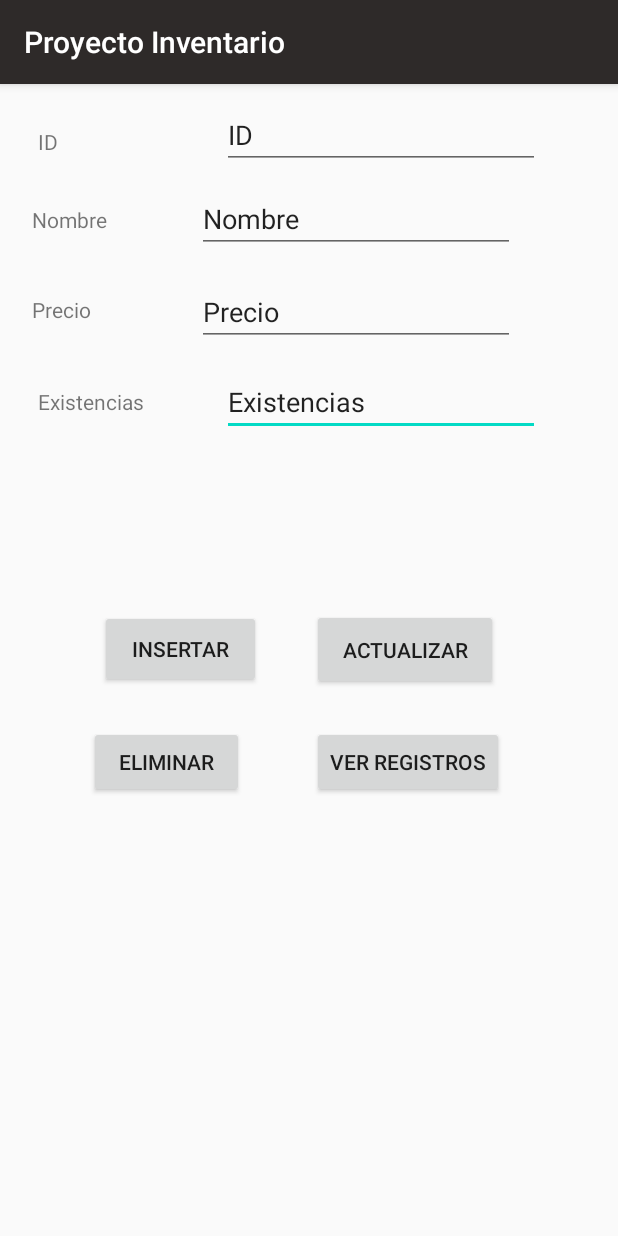
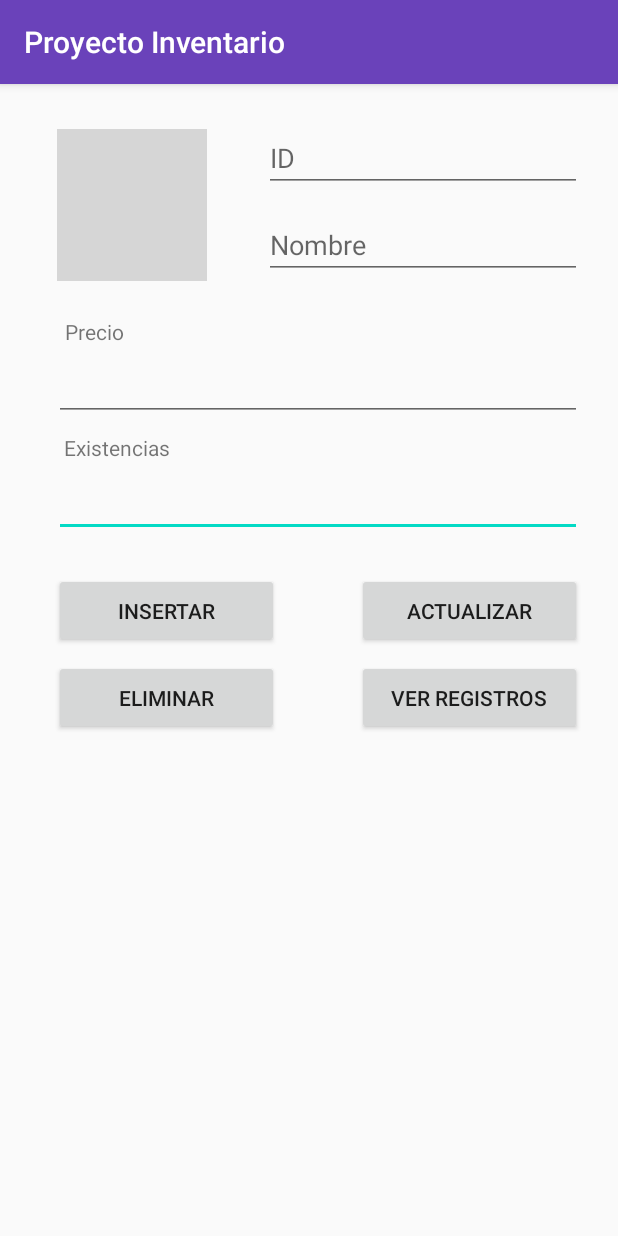
Before and after one commit to JuanGuillenMartinez/ProyectoBD, an Android app: the MainActivity screen opened directly, with no data from a screen before it, on a phone screen of 412 x 824 dp. Run offline under Robolectric (Android 15) with nearby library versions, the phone set to English and light mode, and no system bars; grey boxes are pictures that could not be loaded.

Commit message:
CRUD_Prueba Modificado

```diff
--- a/app/src/main/res/layout/activity_main.xml
+++ b/app/src/main/res/layout/activity_main.xml
@@ -8,52 +8,39 @@
 
     <EditText
         android:id="@+id/txt_existencia"
-        android:layout_width="212dp"
+        android:layout_width="match_parent"
         android:layout_height="42dp"
-        android:layout_marginEnd="52dp"
+        android:layout_marginStart="36dp"
+        android:layout_marginTop="8dp"
+        android:layout_marginEnd="24dp"
         android:ems="10"
         android:inputType="textPersonName"
-        android:text="@string/texto_existencia"
-        app:layout_constraintBottom_toBottomOf="parent"
         app:layout_constraintEnd_toEndOf="parent"
-        app:layout_constraintTop_toTopOf="parent"
-        app:layout_constraintVertical_bias="0.265" />
+        app:layout_constraintStart_toStartOf="parent"
+        app:layout_constraintTop_toBottomOf="@+id/textv_existencia" />
 
     <EditText
         android:id="@+id/txt_precio"
-        android:layout_width="212dp"
+        android:layout_width="match_parent"
         android:layout_height="42dp"
+        android:layout_marginStart="36dp"
+        android:layout_marginTop="8dp"
+        android:layout_marginEnd="24dp"
         android:ems="10"
         android:inputType="textPersonName"
-        android:text="@string/texto_precio"
-        app:layout_constraintBottom_toTopOf="@+id/txt_existencia"
         app:layout_constraintEnd_toEndOf="parent"
-        app:layout_constraintHorizontal_bias="0.658"
         app:layout_constraintStart_toStartOf="parent"
-        app:layout_constraintTop_toTopOf="parent"
-        app:layout_constraintVertical_bias="0.879" />
-
-    <TextView
-        android:id="@+id/tv_id"
-        android:layout_width="wrap_content"
-        android:layout_height="wrap_content"
-        android:text="@string/texto_id"
-        app:layout_constraintBottom_toTopOf="@+id/tv_nombre"
-        app:layout_constraintEnd_toStartOf="@+id/txt_id"
-        app:layout_constraintHorizontal_bias="0.186"
-        app:layout_constraintStart_toStartOf="parent"
-        app:layout_constraintTop_toTopOf="parent"
-        app:layout_constraintVertical_bias="0.467" />
+        app:layout_constraintTop_toBottomOf="@+id/textv_precio" />
 
     <EditText
         android:id="@+id/txt_id"
         android:layout_width="212dp"
         android:layout_height="42dp"
-        android:layout_marginEnd="52dp"
+        android:layout_marginTop="30dp"
+        android:layout_marginEnd="24dp"
         android:ems="10"
+        android:hint="@string/texto_id"
         android:inputType="textPersonName"
-        android:text="@string/texto_id"
-        app:layout_constraintBottom_toTopOf="@+id/txt_nombre"
         app:layout_constraintEnd_toEndOf="parent"
         app:layout_constraintTop_toTopOf="parent" />
 
@@ -61,96 +48,92 @@
         android:id="@+id/txt_nombre"
         android:layout_width="212dp"
         android:layout_height="42dp"
+        android:layout_marginStart="16dp"
+        android:layout_marginTop="16dp"
+        android:layout_marginEnd="24dp"
         android:ems="10"
+        android:hint="@string/texto_nombre"
         android:inputType="textPersonName"
-        android:text="@string/texto_nombre"
-        app:layout_constraintBottom_toTopOf="@+id/txt_precio"
         app:layout_constraintEnd_toEndOf="parent"
-        app:layout_constraintHorizontal_bias="0.658"
-        app:layout_constraintStart_toStartOf="parent"
-        app:layout_constraintTop_toTopOf="parent"
-        app:layout_constraintVertical_bias="0.78" />
-
-    <TextView
-        android:id="@+id/tv_nombre"
-        android:layout_width="wrap_content"
-        android:layout_height="wrap_content"
-        android:text="@string/texto_nombre"
-        app:layout_constraintBottom_toTopOf="@+id/tv_precio"
-        app:layout_constraintEnd_toStartOf="@+id/txt_nombre"
-        app:layout_constraintHorizontal_bias="0.26"
-        app:layout_constraintStart_toStartOf="parent"
-        app:layout_constraintTop_toTopOf="parent"
-        app:layout_constraintVertical_bias="0.666" />
-
-    <TextView
-        android:id="@+id/tv_precio"
-        android:layout_width="wrap_content"
-        android:layout_height="wrap_content"
-        android:text="@string/texto_precio"
-        app:layout_constraintBottom_toBottomOf="parent"
-        app:layout_constraintEnd_toStartOf="@+id/txt_precio"
-        app:layout_constraintHorizontal_bias="0.233"
-        app:layout_constraintStart_toStartOf="parent"
-        app:layout_constraintTop_toTopOf="parent"
-        app:layout_constraintVertical_bias="0.188" />
-
-    <TextView
-        android:id="@+id/tv_existencia"
-        android:layout_width="wrap_content"
-        android:layout_height="wrap_content"
-        android:text="@string/texto_existencia"
-        app:layout_constraintBottom_toBottomOf="parent"
-        app:layout_constraintEnd_toStartOf="@+id/txt_existencia"
-        app:layout_constraintHorizontal_bias="0.328"
-        app:layout_constraintStart_toStartOf="parent"
-        app:layout_constraintTop_toBottomOf="@+id/tv_precio"
-        app:layout_constraintVertical_bias="0.071" />
+        app:layout_constraintHorizontal_bias="1.0"
+        app:layout_constraintStart_toEndOf="@+id/imageView"
+        app:layout_constraintTop_toBottomOf="@+id/txt_id" />
 
     <Button
         android:id="@+id/btn_agregar"
-        android:layout_width="107dp"
-        android:layout_height="52dp"
-        android:layout_marginBottom="24dp"
+        android:layout_width="150dp"
+        android:layout_height="50dp"
+        android:layout_marginStart="36dp"
+        android:layout_marginTop="24dp"
         android:text="@string/texto_insertar"
-        app:layout_constraintBottom_toTopOf="@+id/btn_eliminar"
-        app:layout_constraintEnd_toStartOf="@+id/btn_actualizar"
-        app:layout_constraintHorizontal_bias="0.553"
-        app:layout_constraintStart_toStartOf="@id/tv_existencia"
-        app:layout_constraintTop_toBottomOf="@+id/tv_existencia"
-        app:layout_constraintVertical_bias="0.989" />
+        app:layout_constraintStart_toStartOf="parent"
+        app:layout_constraintTop_toBottomOf="@+id/txt_existencia" />
 
     <Button
         android:id="@+id/btn_eliminar"
-        android:layout_width="103dp"
-        android:layout_height="48dp"
-        android:layout_marginBottom="292dp"
+        android:layout_width="150dp"
+        android:layout_height="50dp"
+        android:layout_marginStart="36dp"
+        android:layout_marginTop="8dp"
         android:text="@string/texto_eliminar"
-        app:layout_constraintBottom_toBottomOf="parent"
-        app:layout_constraintEnd_toStartOf="@+id/btn_ver"
-        app:layout_constraintHorizontal_bias="0.566"
-        app:layout_constraintStart_toStartOf="parent" />
+        app:layout_constraintStart_toStartOf="parent"
+        app:layout_constraintTop_toBottomOf="@+id/btn_agregar" />
 
     <Button
         android:id="@+id/btn_actualizar"
-        android:layout_width="124dp"
-        android:layout_height="54dp"
-        android:layout_marginEnd="80dp"
-        android:layout_marginBottom="24dp"
+        android:layout_width="150dp"
+        android:layout_height="50dp"
+        android:layout_marginTop="24dp"
+        android:layout_marginEnd="24dp"
         android:text="@string/texto_actualizar"
-        app:layout_constraintBottom_toTopOf="@+id/btn_ver"
         app:layout_constraintEnd_toEndOf="parent"
-        app:layout_constraintTop_toBottomOf="@+id/txt_existencia"
-        app:layout_constraintVertical_bias="1.0" />
+        app:layout_constraintTop_toBottomOf="@+id/txt_existencia" />
 
     <Button
         android:id="@+id/btn_ver"
+        android:layout_width="150dp"
+        android:layout_height="50dp"
+        android:layout_marginTop="8dp"
+        android:layout_marginEnd="24dp"
+        android:text="@string/texto_ver"
+        app:layout_constraintEnd_toEndOf="parent"
+        app:layout_constraintTop_toBottomOf="@+id/btn_actualizar" />
+
+    <ImageView
+        android:id="@+id/imageView"
+        android:layout_width="100dp"
+        android:layout_height="101dp"
+        android:layout_marginStart="16dp"
+        android:layout_marginTop="30dp"
+        android:layout_marginEnd="16dp"
+        app:layout_constraintEnd_toStartOf="@+id/txt_id"
+        app:layout_constraintStart_toStartOf="parent"
+        app:layout_constraintTop_toTopOf="parent"
+        app:srcCompat="@drawable/producto" />
+
+    <TextView
+        android:id="@+id/textv_precio"
         android:layout_width="wrap_content"
         android:layout_height="wrap_content"
-        android:layout_marginEnd="76dp"
-        android:layout_marginBottom="292dp"
-        android:text="@string/texto_ver"
-        app:layout_constraintBottom_toBottomOf="parent"
-        app:layout_constraintEnd_toEndOf="parent" />
+        android:layout_marginStart="8dp"
+        android:layout_marginTop="24dp"
+        android:text="@string/texto_precio"
+        app:layout_constraintEnd_toEndOf="parent"
+        app:layout_constraintHorizontal_bias="0.097"
+        app:layout_constraintStart_toStartOf="parent"
+        app:layout_constraintTop_toBottomOf="@+id/imageView" />
+
+    <TextView
+        android:id="@+id/textv_existencia"
+        android:layout_width="wrap_content"
+        android:layout_height="wrap_content"
+        android:layout_marginStart="8dp"
+        android:layout_marginTop="8dp"
+        android:layout_marginEnd="24dp"
+        android:text="@string/texto_existencia"
+        app:layout_constraintEnd_toEndOf="parent"
+        app:layout_constraintHorizontal_bias="0.113"
+        app:layout_constraintStart_toStartOf="parent"
+        app:layout_constraintTop_toBottomOf="@+id/txt_precio" />
 
 </androidx.constraintlayout.widget.ConstraintLayout>
--- a/app/src/main/res/values/colors.xml
+++ b/app/src/main/res/values/colors.xml
@@ -3,4 +3,5 @@
     <color name="colorPrimary">#2E2A29</color>
     <color name="colorPrimaryDark">#2E2A29</color>
     <color name="colorAccent">#03DAC5</color>
+    <color name="color_bar">#6A42BA</color>
 </resources>
--- a/app/src/main/res/values/styles.xml
+++ b/app/src/main/res/values/styles.xml
@@ -3,8 +3,8 @@
     <!-- Base application theme. -->
     <style name="AppTheme" parent="Theme.AppCompat.Light.DarkActionBar">
         <!-- Customize your theme here. -->
-        <item name="colorPrimary">@color/colorPrimary</item>
-        <item name="colorPrimaryDark">@color/colorPrimaryDark</item>
+        <item name="colorPrimary">@color/color_bar</item>
+        <item name="colorPrimaryDark">@color/color_bar</item>
         <item name="colorAccent">@color/colorAccent</item>
     </style>
 
```
